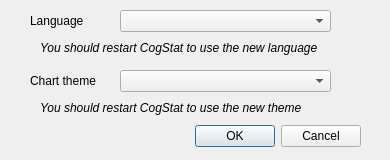
cogstat/cogstat, file cogstat/ui/preferences.ui: the form before one commit.
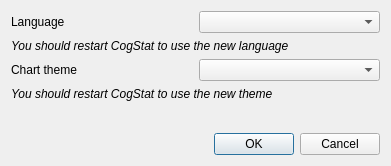
The form after the commit.

Commit message: use layout manager for dialogs fixes #159

Diff of the .ui file:
```diff
--- a/cogstat/ui/preferences.ui
+++ b/cogstat/ui/preferences.ui
@@ -6,123 +6,82 @@
    <rect>
     <x>0</x>
     <y>0</y>
-    <width>390</width>
-    <height>160</height>
+    <width>391</width>
+    <height>166</height>
    </rect>
   </property>
-  <property name="minimumSize">
-   <size>
-    <width>390</width>
-    <height>160</height>
-   </size>
-  </property>
-  <property name="maximumSize">
-   <size>
-    <width>390</width>
-    <height>160</height>
-   </size>
-  </property>
   <property name="windowTitle">
    <string>Preferences</string>
   </property>
-  <widget class="QDialogButtonBox" name="buttonBox">
-   <property name="geometry">
-    <rect>
-     <x>20</x>
-     <y>120</y>
-     <width>341</width>
-     <height>32</height>
-    </rect>
-   </property>
-   <property name="orientation">
-    <enum>Qt::Horizontal</enum>
-   </property>
-   <property name="standardButtons">
-    <set>QDialogButtonBox::Cancel|QDialogButtonBox::Ok</set>
-   </property>
-  </widget>
+  <layout class="QGridLayout" name="gridLayout">
+   <item row="3" column="0" colspan="2">
+    <widget class="QLabel" name="label_4">
+     <property name="font">
+      <font>
+       <italic>true</italic>
+      </font>
+     </property>
+     <property name="text">
+      <string>You should restart CogStat to use the new theme</string>
+     </property>
+    </widget>
+   </item>
+   <item row="0" column="0">
   <widget class="QLabel" name="label">
-   <property name="geometry">
-    <rect>
-     <x>30</x>
-     <y>10</y>
-     <width>91</width>
-     <height>21</height>
-    </rect>
-   </property>
    <property name="text">
     <string>Language</string>
    </property>
   </widget>
-  <widget class="QComboBox" name="langComboBox">
-   <property name="geometry">
-    <rect>
-     <x>120</x>
-     <y>10</y>
-     <width>211</width>
-     <height>22</height>
-    </rect>
-   </property>
-  </widget>
-  <widget class="QLabel" name="label_2">
-   <property name="geometry">
-    <rect>
-     <x>40</x>
-     <y>40</y>
-     <width>321</width>
-     <height>16</height>
-    </rect>
-   </property>
-   <property name="font">
-    <font>
-     <italic>true</italic>
-    </font>
-   </property>
-   <property name="text">
-    <string>You should restart CogStat to use the new language</string>
-   </property>
-  </widget>
-  <widget class="QComboBox" name="themeComboBox">
-   <property name="geometry">
-    <rect>
-     <x>120</x>
-     <y>70</y>
-     <width>211</width>
-     <height>22</height>
-    </rect>
-   </property>
-  </widget>
+   </item>
+   <item row="0" column="1">
+    <widget class="QComboBox" name="langComboBox"/>
+   </item>
+   <item row="2" column="1">
+    <widget class="QComboBox" name="themeComboBox"/>
+   </item>
+   <item row="2" column="0">
   <widget class="QLabel" name="label_3">
-   <property name="geometry">
-    <rect>
-     <x>30</x>
-     <y>70</y>
-     <width>91</width>
-     <height>21</height>
-    </rect>
-   </property>
    <property name="text">
     <string>Chart theme</string>
    </property>
   </widget>
-  <widget class="QLabel" name="label_4">
-   <property name="geometry">
-    <rect>
-     <x>40</x>
-     <y>100</y>
-     <width>321</width>
-     <height>16</height>
-    </rect>
-   </property>
+   </item>
+   <item row="1" column="0" colspan="2">
+    <widget class="QLabel" name="label_2">
    <property name="font">
     <font>
      <italic>true</italic>
     </font>
    </property>
    <property name="text">
-    <string>You should restart CogStat to use the new theme</string>
-   </property>
-  </widget>
+      <string>You should restart CogStat to use the new language</string>
+     </property>
+    </widget>
+   </item>
+   <item row="5" column="0" colspan="2">
+    <widget class="QDialogButtonBox" name="buttonBox">
+     <property name="orientation">
+      <enum>Qt::Horizontal</enum>
+     </property>
+     <property name="standardButtons">
+      <set>QDialogButtonBox::Cancel|QDialogButtonBox::Ok</set>
+     </property>
+    </widget>
+   </item>
+   <item row="4" column="0">
+    <spacer name="verticalSpacer">
+     <property name="orientation">
+      <enum>Qt::Vertical</enum>
+     </property>
+     <property name="sizeHint" stdset="0">
+      <size>
+       <width>20</width>
+       <height>40</height>
+      </size>
+     </property>
+    </spacer>
+   </item>
+  </layout>
  </widget>
  <resources/>
  <connections>
```
Lines whose indentation alone changed are shown as unchanged. The commit also changes 27 other files.
